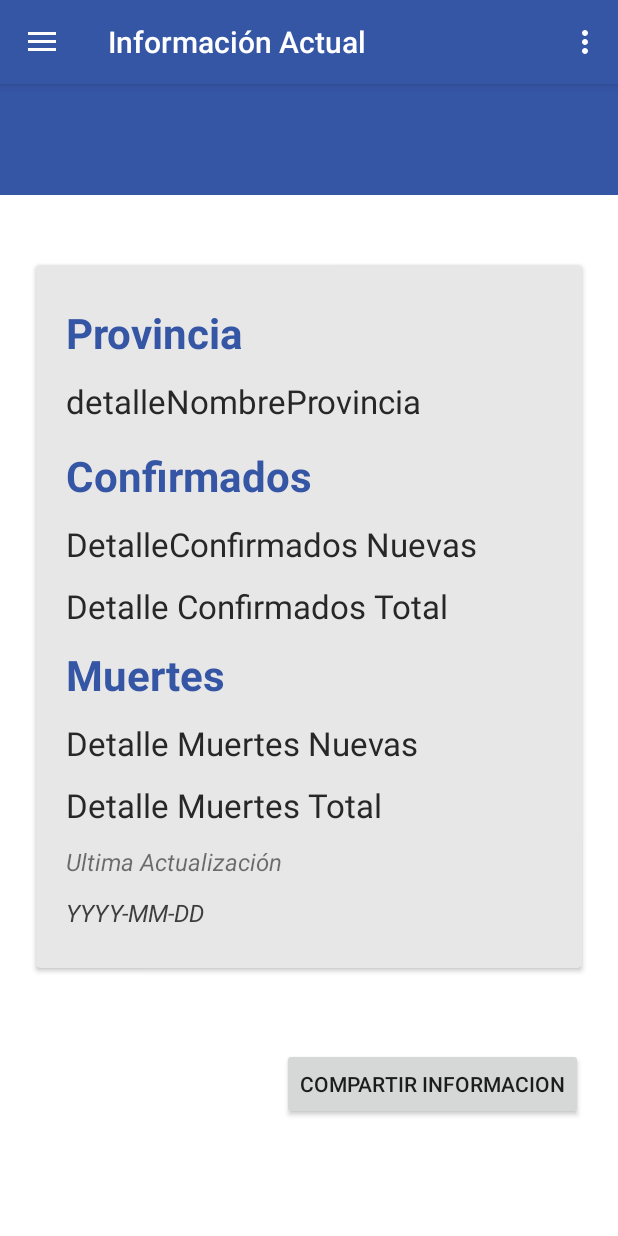
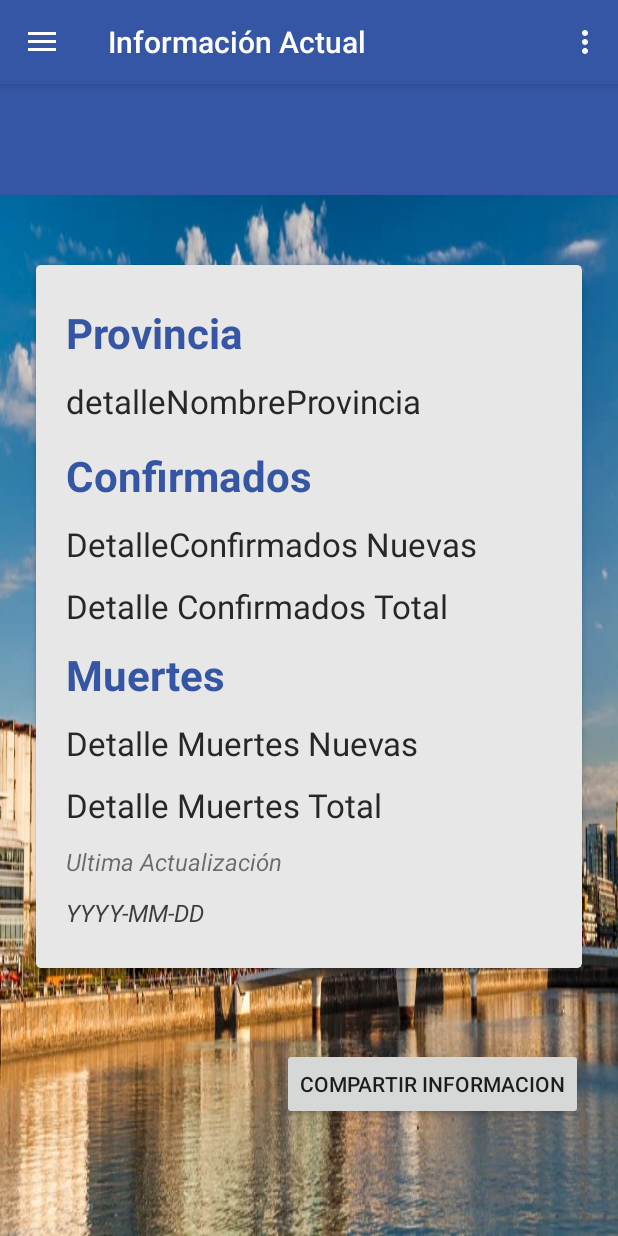
Before and after one commit to LeoSalgueiro/Covid19Status-Android, an Android app: the fragment InfoActualDetalleFragment placed in its activity, on a phone screen of 412 x 824 dp. Run offline under Robolectric (Android 15) with nearby library versions, the phone set to English and light mode, and no system bars; our stand-ins replace Room's generated code, navigation-ui; Roboto replaces fonts that are not available here.

Commit message:
imagen de prueba background

```diff
--- a/app/src/main/res/layout/fragment_info_actual_detalle.xml
+++ b/app/src/main/res/layout/fragment_info_actual_detalle.xml
@@ -5,10 +5,9 @@
     android:id="@+id/cargarDetalleHere"
     android:layout_width="match_parent"
     android:layout_height="match_parent"
-    android:background="#ffffff"
-    android:orientation="vertical"
+    android:background="@drawable/buenos_aires_puerto_madero"
     android:clickable="true"
-    >
+    android:orientation="vertical">
 
     <androidx.appcompat.widget.Toolbar
         android:id="@+id/toolbar2"
```
Also changed, not shown: app/src/main/res/drawable/buenos_aires_puerto_madero.jpg (added).
